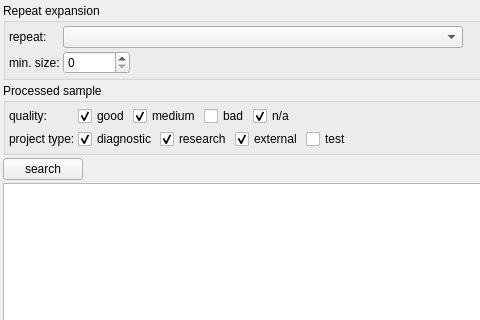
Above: src/GSvar/ReSearchWidget.ui from imgag/ngs-bits before the change; both pictures show x 0 to 480 and y 0 to 320 of the 1200 by 800 pixel window. Below: the same form after it.
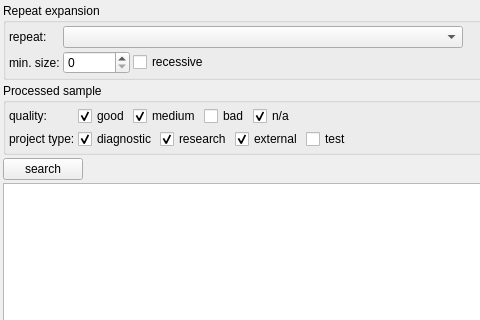
That is the form after the change. Custom widgets are drawn as their Qt base class.

Commit message: GSvar: improvements to RE search widget.

Diff of the .ui file:
```diff
--- a/src/GSvar/ReSearchWidget.ui
+++ b/src/GSvar/ReSearchWidget.ui
@@ -82,6 +82,16 @@
           </property>
          </widget>
         </item>
+        <item>
+         <widget class="QCheckBox" name="re_recessive">
+          <property name="toolTip">
+           <string>Show only samples where both alleles are above cutoff.</string>
+          </property>
+          <property name="text">
+           <string>recessive</string>
+          </property>
+         </widget>
+        </item>
         <item>
          <spacer name="horizontalSpacer_3">
           <property name="orientation">
```
Left out of the diff: 3 changed lines with no effect on the pictures. The commit also changes 2 other files.
